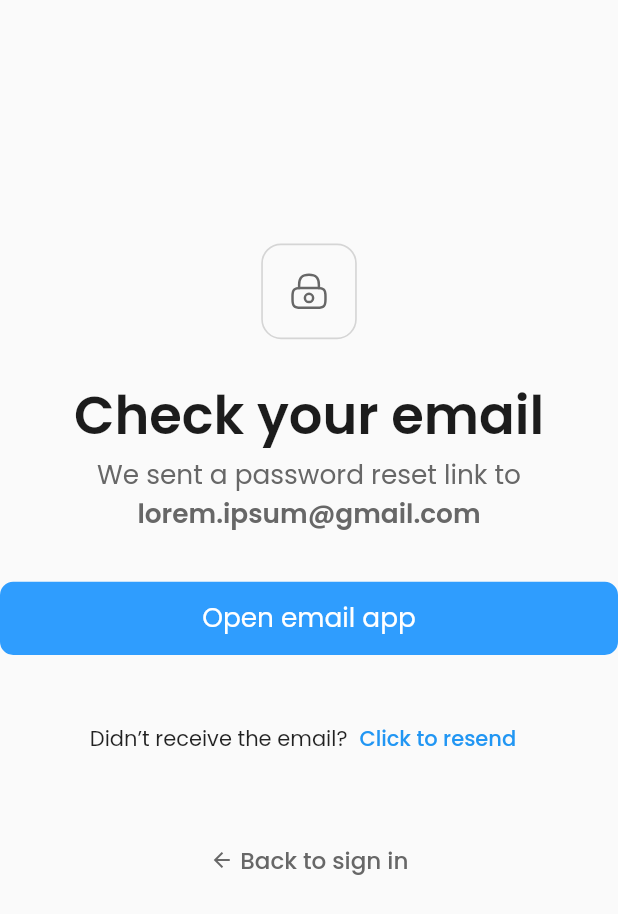
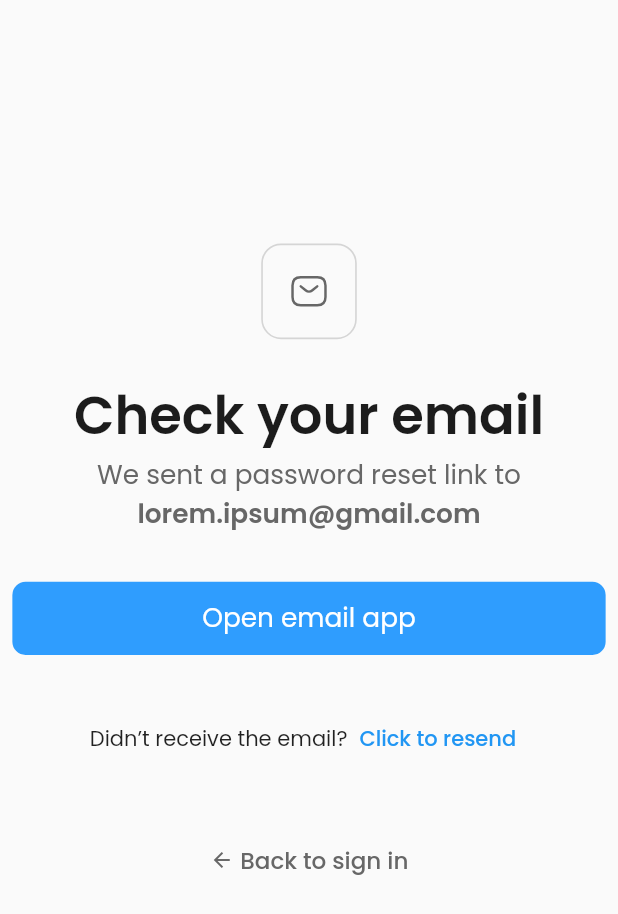
Before and after one commit to gokomurodokomodo/flutter_aitriage, a Flutter app: the _Tablet screen opened directly, on a phone screen of 412 x 824 dp. Shown: the top 914 px of the screen. Run offline on Flutter 3.47's test engine with Material 2 defaults, Android fonts, the phone set to English and light mode, and no system bars; our stand-ins replace dio, flutter_screenutil, flutter_secure_storage, flutter_svg, get, get_storage and 4 more; accounts and stored records are empty.

Commit message:
refactor code

```diff
--- a/lib/aitriage_core/common/app_image.dart
+++ b/lib/aitriage_core/common/app_image.dart
@@ -30,4 +30,5 @@ class AppImage {
   static const svgCheckDisabled = './lib/aitriage_core/asset/image/svg_check_disabled.svg';
   static const svgLock = './lib/aitriage_core/asset/image/svg_lock.svg';
   static const svgSuccess = './lib/aitriage_core/asset/image/svg_success.svg';
+  static const svgKey = './lib/aitriage_core/asset/image/svg_key.svg';
 }
--- a/lib/aitriage_core/ui/widget/back_to_login_text_button.dart
+++ b/lib/aitriage_core/ui/widget/back_to_login_text_button.dart
@@ -15,7 +15,7 @@ class BackToLoginTextButton extends StatelessWidget {
   Widget build(BuildContext context) {
     return Container(
       alignment: Alignment.center,
-      width: 450.w,
+      width: 360.w,
       child: TextButton(
         onPressed: () {
           onBackButtonPressed?.call();
--- a/lib/aitriage_core/ui/widget/custom_login_field.dart
+++ b/lib/aitriage_core/ui/widget/custom_login_field.dart
@@ -41,8 +41,8 @@ class CustomLoginField extends StatelessWidget {
         label == null ? const SizedBox() : Text(label!, style: AppStyle.styleCustomTextFieldLabel,),
         label == null ? const SizedBox() : SizedBox(height: 10.h,),
         Container(
-          height: textFieldHeight ?? 60.h,
-          width: textFieldWidth ?? 450.w,
+          height: textFieldHeight ?? 44.h,
+          width: textFieldWidth ?? 360.w,
           decoration: BoxDecoration(
               color: AppColor.colorBackgroundSearch,
               border: Border.all(color: AppColor.colorTextFieldPlaceHoler),
--- a/lib/aitriage_module_auth/feature/check_your_email/check_your_email_screen.dart
+++ b/lib/aitriage_module_auth/feature/check_your_email/check_your_email_screen.dart
@@ -32,7 +32,7 @@ class _Tablet extends GetView<CheckYourEmailController> {
           children: [
             SizedBox(height: 160.h),
             AuthenticationHeader(
-              iconWithBorder: AppImage.svgLock,
+              iconWithBorder: AppImage.svgEmail,
               headerText: 'check_your_email'.tr,
               contentText: 'we_sent_password'.tr,
               styleContentText: AppStyle.styleCheckYourEmailNotification,
@@ -40,21 +40,16 @@ class _Tablet extends GetView<CheckYourEmailController> {
               styleThirdText: AppStyle.styleCheckYourEmail,
             ),
             SizedBox(height: 32.h,),
-            SizedBox(
-              width: 450.w,
-              child: ColorButton(
+            ColorButton(
               shouldEnable: true,
+              width: 360.w,
               title: 'open_email_app'.tr,
               onTap: (){
                 controller.openEmailApp();
               },
             ),
-            ),
             SizedBox(height: 32.h,),
-            Container(
-              alignment: Alignment.center,
-              width: 450.w,
-              child: Row(
+            Row(
               mainAxisAlignment: MainAxisAlignment.center,
               children: [
                 Text('didnt_receive_email'.tr),
@@ -63,7 +58,6 @@ class _Tablet extends GetView<CheckYourEmailController> {
                     onPressed: () => Get.toNamed(AuthRoute.setNewPassword),
                     child: Text('click_to_resend'.tr))
               ],
-              )
             ),
             SizedBox(height: 32.h,),
             const BackToLoginTextButton(),
```
Also changed, not shown: lib/aitriage_core/asset/language/en_US.json (+6 -2 lines), lib/aitriage_core/asset/language/vi_VN.json (+9 -5 lines), lib/aitriage_module_auth/feature/forgot_password/forgot_password_screen.dart (+6 -8 lines), lib/aitriage_module_auth/feature/set_new_password/set_new_password_screen.dart (+12 -6 lines), lib/aitriage_core/asset/image/svg_key.svg (added). Lines whose indentation alone changed are shown as unchanged.
